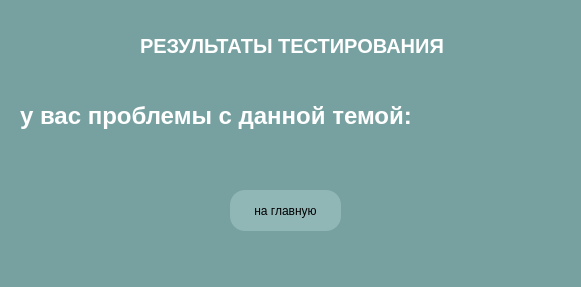
Above: results.ui from xiaoticc/maths_project before the change. Below: the same form after it.
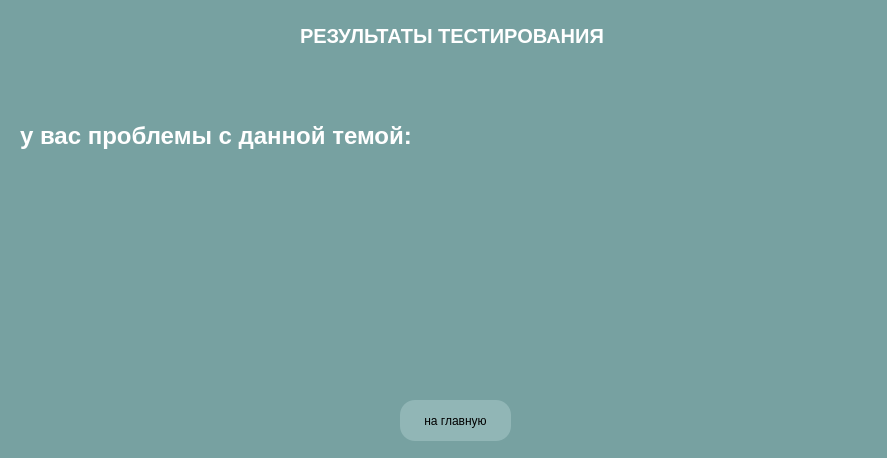
That is the form after the change.

Diff of the .ui file:
```diff
--- a/results.ui
+++ b/results.ui
@@ -6,26 +6,26 @@
    <rect>
     <x>0</x>
     <y>0</y>
-    <width>581</width>
-    <height>287</height>
+    <width>887</width>
+    <height>458</height>
    </rect>
   </property>
   <property name="sizePolicy">
-   <sizepolicy hsizetype="Fixed" vsizetype="Fixed">
+   <sizepolicy hsizetype="Preferred" vsizetype="Preferred">
     <horstretch>0</horstretch>
     <verstretch>0</verstretch>
    </sizepolicy>
   </property>
   <property name="minimumSize">
    <size>
-    <width>581</width>
-    <height>287</height>
+    <width>887</width>
+    <height>458</height>
    </size>
   </property>
   <property name="maximumSize">
    <size>
-    <width>581</width>
-    <height>287</height>
+    <width>887</width>
+    <height>458</height>
    </size>
   </property>
   <property name="windowTitle">
@@ -38,8 +38,8 @@
    <widget class="QLabel" name="label">
     <property name="geometry">
      <rect>
-      <x>140</x>
-      <y>10</y>
+      <x>300</x>
+      <y>0</y>
       <width>401</width>
       <height>71</height>
      </rect>
@@ -63,9 +63,9 @@
     <property name="geometry">
      <rect>
       <x>20</x>
-      <y>90</y>
-      <width>541</width>
-      <height>51</height>
+      <y>60</y>
+      <width>851</width>
+      <height>151</height>
      </rect>
     </property>
     <property name="font">
@@ -87,8 +87,8 @@
    <widget class="QPushButton" name="btn_mainr">
     <property name="geometry">
      <rect>
-      <x>230</x>
-      <y>190</y>
+      <x>400</x>
+      <y>400</y>
       <width>111</width>
       <height>41</height>
      </rect>
```
